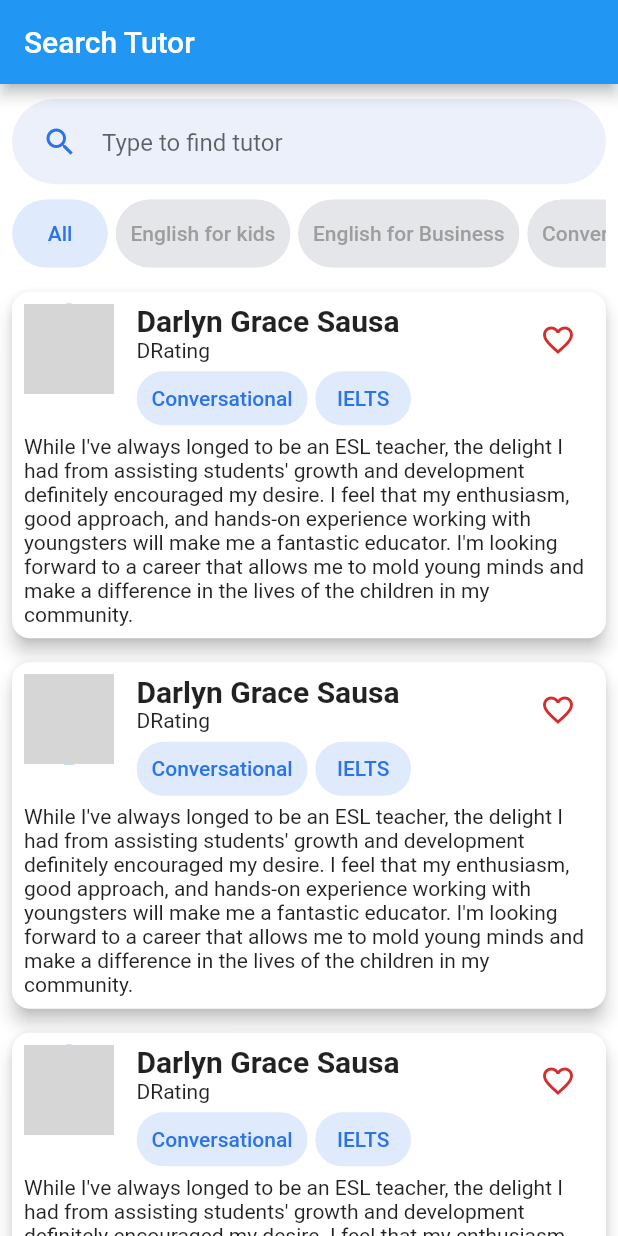
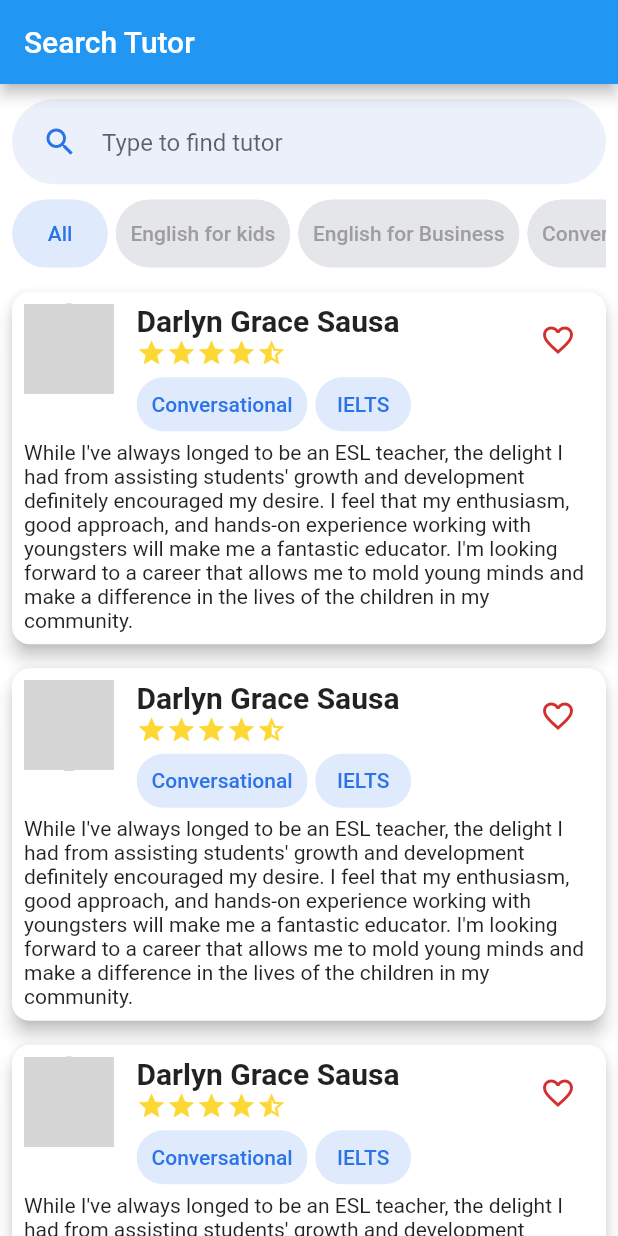
Before and after one commit to hoangpm6814/One-On-One-Learning, a Flutter app: the screen it shows after launch, on a phone screen of 412 x 824 dp. Run offline on Flutter 3.47's test engine with Material 2 defaults, Android fonts, the phone set to English and light mode, and no system bars; our stand-ins replace flutter_svg; network calls fail; grey boxes are pictures that could not be loaded.

Commit message:
Add rating star

```diff
--- a/lib/Pages/ListTutor/card_tutor.dart
+++ b/lib/Pages/ListTutor/card_tutor.dart
@@ -1,4 +1,5 @@
 import 'package:flutter/material.dart';
+import 'package:lettutor/constants.dart';
 import 'package:lettutor/customWidgets/speciality_button_clickable.dart';
 import 'package:lettutor/models/tutor.dart';
 
@@ -51,7 +52,16 @@ class CardTutor extends StatelessWidget {
                       fontSize: 20,
                     ),
                   ),
-                  Text("DRating"),
+                  Row(
+                    children: [
+                      Icon(Icons.star, color: kPrimaryRatingStar, size: 20.0),
+                      Icon(Icons.star, color: kPrimaryRatingStar, size: 20.0),
+                      Icon(Icons.star, color: kPrimaryRatingStar, size: 20.0),
+                      Icon(Icons.star, color: kPrimaryRatingStar, size: 20.0),
+                      Icon(Icons.star_half,
+                          color: kPrimaryRatingStar, size: 20.0),
+                    ],
+                  ),
                   // Container(
                   //   height: 30,
                   //   child: ListView(
--- a/lib/constants.dart
+++ b/lib/constants.dart
@@ -5,3 +5,4 @@ const k2PrimaryColor = Color(0xFF0b35bd);
 const kPrimaryLightColor = Color(0xFFecf0fb);
 const kPrimaryButtonUnchosenColor = Color(0xFFe4e6ea);
 const kPrimaryButtonChosenColor = Color(0xFFdfeafd);
+const kPrimaryRatingStar = Color(0xFFFDD835);
```
